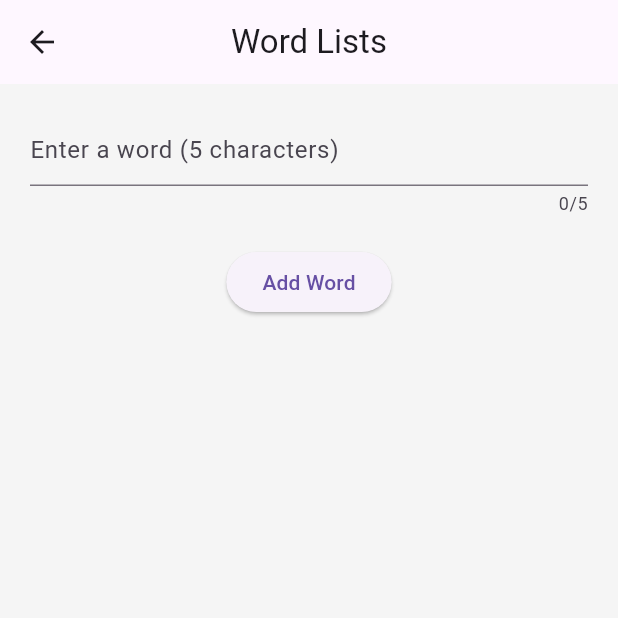
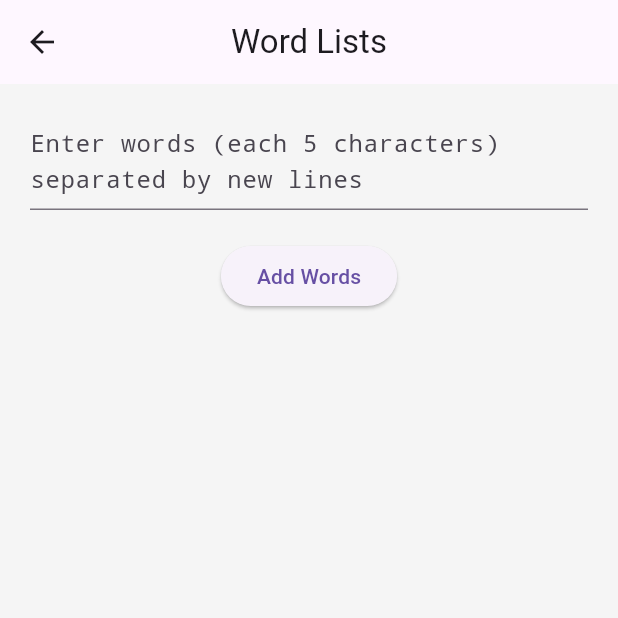
Before and after one commit to wennnn12/worldle_UAS_softdev, a Flutter app: the WordListsPage screen opened directly, on a phone screen of 412 x 824 dp, the top half of it. Run offline on Flutter 3.47's test engine with Material 3 defaults, Android fonts, the phone set to English and light mode, and no system bars; our stand-ins replace cloud_firestore, confetti, firebase_auth, firebase_core; accounts and stored records are empty.

Commit message:
enabled adding more than 1 word

```diff
--- a/lib/admin/wordlists.dart
+++ b/lib/admin/wordlists.dart
@@ -10,13 +10,22 @@ class _WordListsPageState extends State<WordListsPage> {
   final TextEditingController wordController = TextEditingController();
 
   void _addWord() {
-    String word = wordController.text.trim().toUpperCase(); // Convert to uppercase
-    if (word.length == 5) {
-      FirebaseFirestore.instance.collection('Wordlists').add({'word': word});
+    List<String> words = wordController.text.split('\n').map((word) => word.trim().toUpperCase()).toList();
+    bool allWordsValid = true;
+
+    for (String word in words) {
+      if (word.length == 5) {
+        FirebaseFirestore.instance.collection('Wordlists').add({'word': word});
+      } else {
+        allWordsValid = false;
+      }
+    }
+
+    if (allWordsValid) {
       wordController.clear();
     } else {
       ScaffoldMessenger.of(context).showSnackBar(SnackBar(
-        content: Text('Word must be 5 characters long.'),
+        content: Text('Each word must be 5 characters long.'),
         backgroundColor: Colors.red,
       ));
     }
@@ -36,15 +45,19 @@ class _WordListsPageState extends State<WordListsPage> {
             padding: EdgeInsets.all(20),
             child: TextField(
               controller: wordController,
-              maxLength: 5,
+              maxLines: null, // Allow multiple lines
               decoration: InputDecoration(
-                hintText: 'Enter a word (5 characters)',
+                hintText: 'Enter words (each 5 characters) separated by new lines',
+              ),
+              style: TextStyle(
+                fontFamily: 'Courier',
+                fontSize: 16,
               ),
             ),
           ),
           ElevatedButton(
             onPressed: _addWord,
-            child: Text('Add Word'),
+            child: Text('Add Words'),
           ),
           SizedBox(height: 20),
           StreamBuilder<QuerySnapshot>(
```
